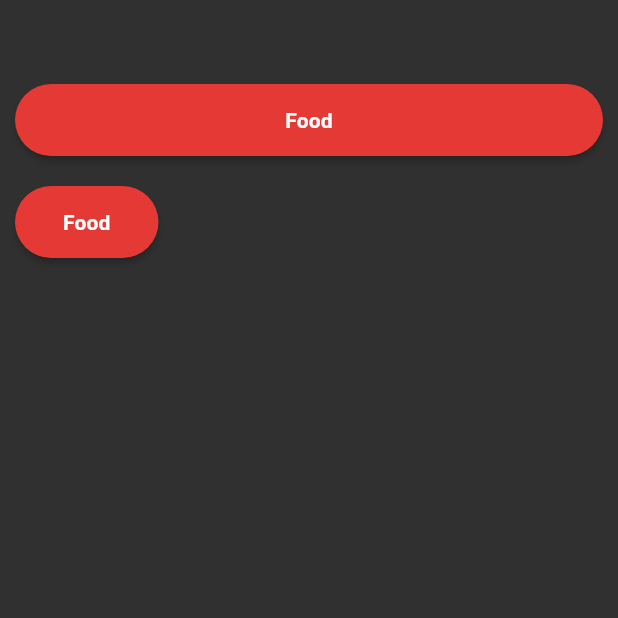
After one commit to yusufcanstr/Flutter-101, a Flutter app: the screen it shows after launch, on a phone screen of 412 x 824 dp, the top half of it. The commit adds this screen. Run offline on Flutter 3.47's test engine with Material 2 defaults, Android fonts, the phone set to English and light mode, and no system bars.

Commit message:
custom widget learn

```diff
--- /dev/null
+++ b/lib/101/custom_widget_learn.dart
@@ -0,0 +1,78 @@
+// ignore_for_file: unused_field
+import 'package:flutter/material.dart';
+
+class CustomWidget extends StatelessWidget {
+  const CustomWidget({super.key});
+
+  //final String title = "Food";
+
+  @override
+  Widget build(BuildContext context) {
+    return Scaffold(
+      appBar: AppBar(),
+      body: Column(
+        crossAxisAlignment: CrossAxisAlignment.start,
+        children: [
+          Center(
+            child: Padding(
+              padding: const EdgeInsets.symmetric(horizontal: 10),
+              child: SizedBox(
+                  width: MediaQuery.of(context).size.width,
+                  child: CustomFootButton(
+                    title: "Food",
+                    onPressed: (() {}),
+                  )),
+            ),
+          ),
+          const SizedBox(
+            height: 20,
+          ),
+          Padding(
+            padding: const EdgeInsets.symmetric(horizontal: 10),
+            child: CustomFootButton(
+              title: "Food",
+              onPressed: () {},
+            ),
+          ),
+        ],
+      ),
+    );
+  }
+}
+
+class _ColorsUtility {
+  final Color redColor = Colors.red.shade600;
+  final Color white = Colors.white;
+}
+
+class _PaddingUtility {
+  final EdgeInsets normalPadding = const EdgeInsets.all(8.0);
+  final EdgeInsets normal2xPadding = const EdgeInsets.all(16.0);
+}
+
+class CustomFootButton extends StatelessWidget
+    with _ColorsUtility, _PaddingUtility {
+  CustomFootButton({super.key, required this.title, required this.onPressed});
+
+  final String title;
+  final void Function() onPressed;
+
+  @override
+  Widget build(BuildContext context) {
+    return ElevatedButton(
+      style: ElevatedButton.styleFrom(
+          primary: redColor, shape: const StadiumBorder()),
+      onPressed: onPressed,
+      child: Padding(
+        padding: normal2xPadding,
+        child: Text(
+          "Food",
+          style: Theme.of(context)
+              .textTheme
+              .subtitle2
+              ?.copyWith(color: white, fontWeight: FontWeight.bold),
+        ),
+      ),
+    );
+  }
+}
--- a/lib/main.dart
+++ b/lib/main.dart
@@ -1,4 +1,5 @@
 import 'package:flutter/material.dart';
+import 'package:information_card/101/custom_widget_learn.dart';
 import 'package:information_card/101/image_learn.dart';
 import 'package:information_card/demos/note_demos_view.dart';
 
@@ -21,7 +22,7 @@ class MyApp extends StatelessWidget {
         backgroundColor: Colors.transparent,
         elevation: 0,
       )),
-      home: const NoteScreenView(),
+      home: CustomWidget(),
     );
   }
 }
```
